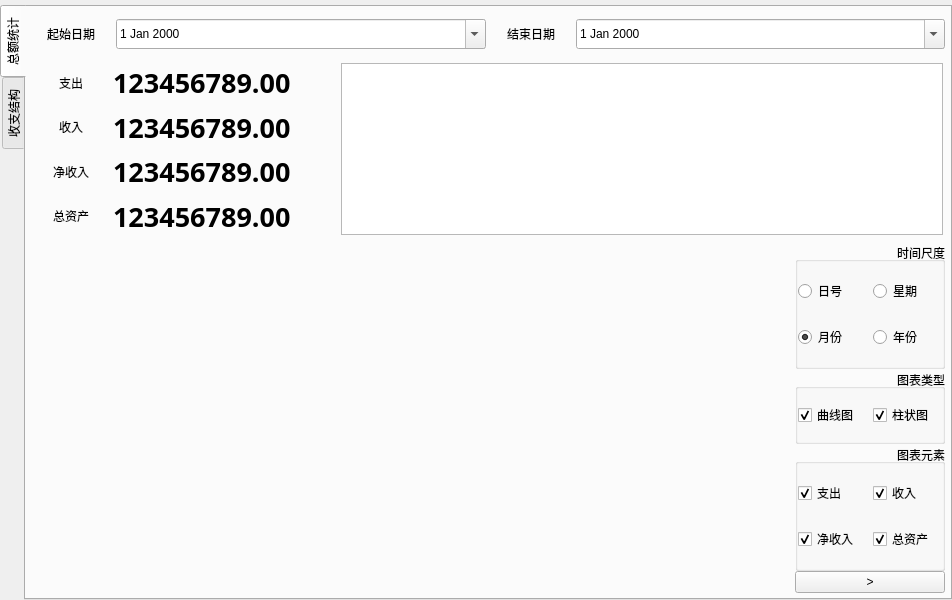
This is UIFiles/VisualiseAccountBook.ui in LinFeng-BingYi/DailyAccountBook as Qt 5 draws it before an edit. The edited form follows.
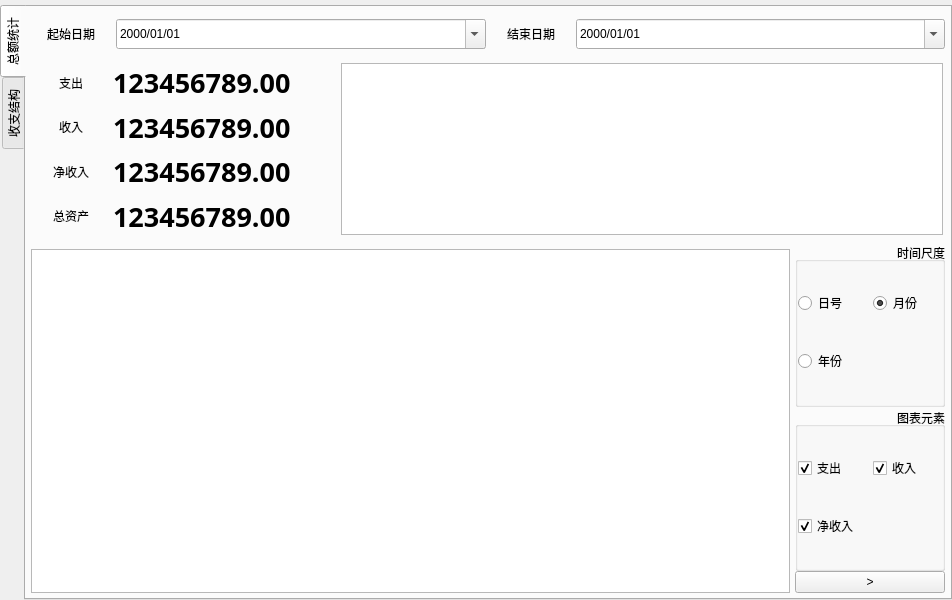
This is the edited form. Custom widgets are drawn as their Qt base class.

Commit message: 更新：实现总额统计tab页条形图自定义QChart类，并集成到账本可视化页面中;存款账户增加“是否计入总资产”、“是否为非固定资产”属性...更改：去除折线图显示总额统计的需求，原因是折线图的连续性对于离散的时间节点没有意义;去除展示总额统计中“周”的时间尺度的需求，原因是不方便按时间分组...修复：修复了修改动账记录的出/入账户时，没有冲正金额的问题

Patch:
```diff
--- a/UIFiles/VisualiseAccountBook.ui
+++ b/UIFiles/VisualiseAccountBook.ui
@@ -135,6 +135,9 @@
                     <height>30</height>
                    </size>
                   </property>
+                  <property name="displayFormat">
+                   <string>yyyy/MM/dd</string>
+                  </property>
                   <property name="calendarPopup">
                    <bool>true</bool>
                   </property>
@@ -164,6 +167,9 @@
                     <height>30</height>
                    </size>
                   </property>
+                  <property name="displayFormat">
+                   <string>yyyy/MM/dd</string>
+                  </property>
                   <property name="calendarPopup">
                    <bool>true</bool>
                   </property>
@@ -402,7 +408,28 @@
                  <number>0</number>
                 </property>
                 <item>
-                 <widget class="QWidget" name="widget_chart_display" native="true"/>
+                 <widget class="QWidget" name="widget_chart_display" native="true">
+                  <layout class="QGridLayout" name="gridLayout_chart_display">
+                   <property name="leftMargin">
+                    <number>0</number>
+                   </property>
+                   <property name="topMargin">
+                    <number>7</number>
+                   </property>
+                   <property name="rightMargin">
+                    <number>0</number>
+                   </property>
+                   <property name="bottomMargin">
+                    <number>0</number>
+                   </property>
+                   <property name="spacing">
+                    <number>0</number>
+                   </property>
+                   <item row="0" column="0">
+                    <widget class="StatisticBarChartView" name="statistic_chart"/>
+                   </item>
+                  </layout>
+                 </widget>
                 </item>
                 <item>
                  <widget class="QWidget" name="widget_chart_config" native="true">
@@ -430,7 +457,7 @@
                    </property>
                    <item>
                     <widget class="QWidget" name="widget_config_panel" native="true">
-                     <layout class="QVBoxLayout" name="verticalLayout" stretch="5,3,5">
+                     <layout class="QVBoxLayout" name="verticalLayout" stretch="5,5">
                       <property name="spacing">
                        <number>0</number>
                       </property>
@@ -473,23 +500,6 @@
                          <property name="spacing">
                           <number>5</number>
                          </property>
-                         <item row="1" column="1">
-                          <widget class="QRadioButton" name="radioButton_year_scale">
-                           <property name="text">
-                            <string>年份</string>
-                           </property>
-                          </widget>
-                         </item>
-                         <item row="1" column="0">
-                          <widget class="QRadioButton" name="radioButton_month_scale">
-                           <property name="text">
-                            <string>月份</string>
-                           </property>
-                           <property name="checked">
-                            <bool>true</bool>
-                           </property>
-                          </widget>
-                         </item>
                          <item row="0" column="0">
                           <widget class="QRadioButton" name="radioButton_day_scale">
                            <property name="text">
@@ -498,59 +508,19 @@
                           </widget>
                          </item>
                          <item row="0" column="1">
-                          <widget class="QRadioButton" name="radioButton_week_scale">
+                          <widget class="QRadioButton" name="radioButton_month_scale">
                            <property name="text">
-                            <string>星期</string>
+                            <string>月份</string>
                            </property>
-                          </widget>
-                         </item>
-                        </layout>
-                       </widget>
-                      </item>
-                      <item>
-                       <widget class="QGroupBox" name="groupBox_chart_type">
-                        <property name="title">
-                         <string>图表类型</string>
-                        </property>
-                        <property name="alignment">
-                         <set>Qt::AlignRight|Qt::AlignTrailing|Qt::AlignVCenter</set>
-                        </property>
-                        <property name="flat">
-                         <bool>true</bool>
-                        </property>
-                        <layout class="QHBoxLayout" name="horizontalLayout_chart_type">
-                         <property name="spacing">
-                          <number>5</number>
-                         </property>
-                         <property name="leftMargin">
-                          <number>0</number>
-                         </property>
-                         <property name="topMargin">
-                          <number>0</number>
-                         </property>
-                         <property name="rightMargin">
-                          <number>0</number>
-                         </property>
-                         <property name="bottomMargin">
-                          <number>0</number>
-                         </property>
-                         <item>
-                          <widget class="QCheckBox" name="checkBox_curve">
-                           <property name="text">
-                            <string>曲线图</string>
-                           </property>
                            <property name="checked">
                             <bool>true</bool>
                            </property>
                           </widget>
                          </item>
-                         <item>
-                          <widget class="QCheckBox" name="checkBox_histo">
+                         <item row="1" column="0">
+                          <widget class="QRadioButton" name="radioButton_year_scale">
                            <property name="text">
-                            <string>柱状图</string>
-                           </property>
-                           <property name="checked">
-                            <bool>true</bool>
+                            <string>年份</string>
                            </property>
                           </widget>
                          </item>
@@ -614,16 +584,6 @@
                            </property>
                           </widget>
                          </item>
-                         <item row="2" column="1">
-                          <widget class="QCheckBox" name="checkBox_total_assets">
-                           <property name="text">
-                            <string>总资产</string>
-                           </property>
-                           <property name="checked">
-                            <bool>true</bool>
-                           </property>
-                          </widget>
-                         </item>
                         </layout>
                        </widget>
                       </item>
@@ -1046,6 +1006,13 @@
    </item>
   </layout>
  </widget>
+ <customwidgets>
+  <customwidget>
+   <class>StatisticBarChartView</class>
+   <extends>QGraphicsView</extends>
+   <header location="global">CustomWidgets</header>
+  </customwidget>
+ </customwidgets>
  <resources/>
  <connections/>
 </ui>
```
Left out of the diff: 2 changed lines with no effect on the pictures. The commit also changes 7 other files.
